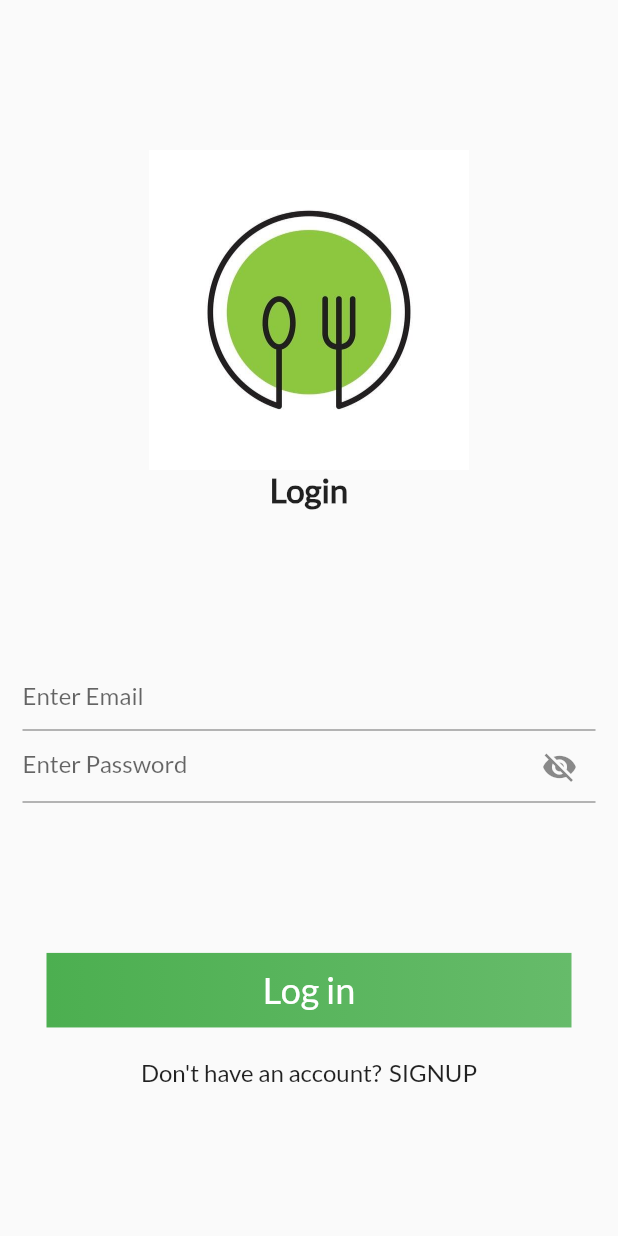
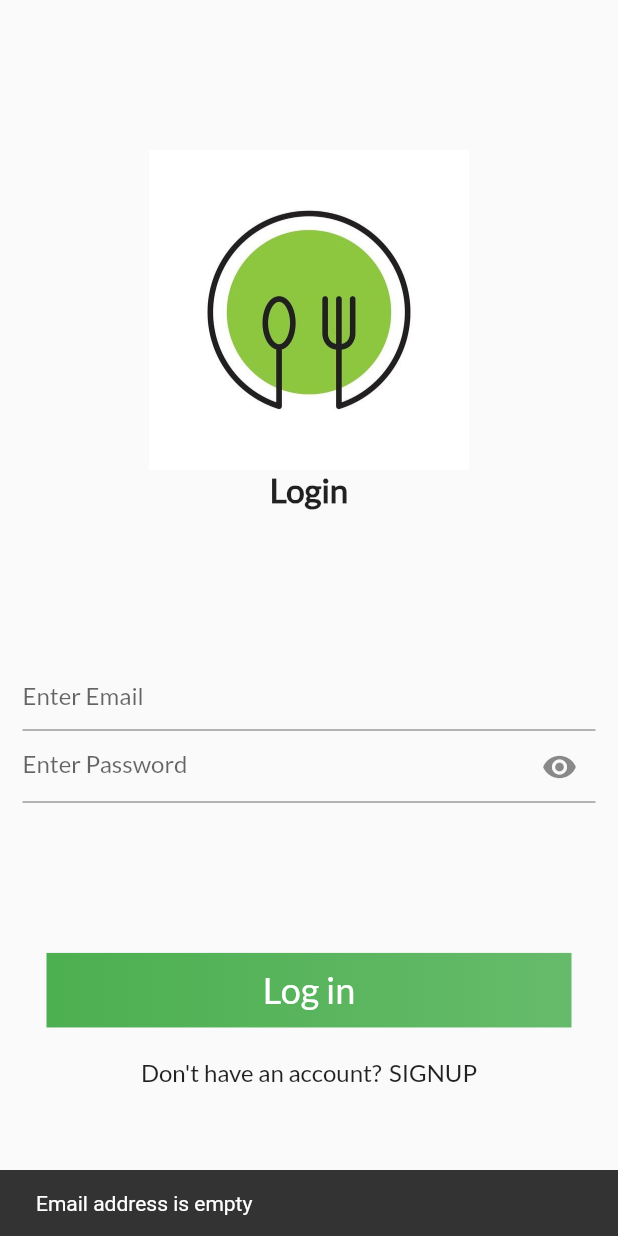
Before and after one commit to faisalsha/food-delivery-app-firebase-, a Flutter app: the HomeScreen screen opened directly, after a tap on the "exit to app" icon, after a tap on "Log in", on a phone screen of 412 x 824 dp. Run offline on Flutter 3.47's test engine with Material 2 defaults, Android fonts, the phone set to English and light mode, and no system bars; our stand-ins replace cloud_firestore, firebase_auth, firebase_core; accounts and stored records are empty.

Commit message:
Login screen client side validation done

```diff
--- a/lib/Pages/LoginScreen/Components/bottom_part.dart
+++ b/lib/Pages/LoginScreen/Components/bottom_part.dart
@@ -2,14 +2,16 @@ import 'package:flutter/material.dart';
 import 'package:fooddelivery/Widgets/mybutton.dart';
 
 class BottomPartForLogin extends StatelessWidget {
-  const BottomPartForLogin({Key? key}) : super(key: key);
+  final void Function()? onpressed;
+
+  BottomPartForLogin({Key? key, this.onpressed}) : super(key: key);
 
   @override
   Widget build(BuildContext context) {
     return Column(
       children: [
         MyButton(
-          onpressed: () {},
+          onpressed: onpressed,
           text: "Log in",
         ),
         SizedBox(
--- a/lib/Pages/LoginScreen/Components/center_part.dart
+++ b/lib/Pages/LoginScreen/Components/center_part.dart
@@ -1,21 +1,37 @@
 import 'package:flutter/material.dart';
 
 class CenterPartForLogin extends StatelessWidget {
-  const CenterPartForLogin({Key? key}) : super(key: key);
+  final TextEditingController? email;
+  final TextEditingController? password;
+  final void Function()? onPressed;
+  final Widget icon;
+  final bool obscuretext;
+
+  const CenterPartForLogin(
+      {Key? key,
+      this.email,
+      this.password,
+      this.onPressed,
+      required this.icon,
+      required this.obscuretext})
+      : super(key: key);
 
   @override
   Widget build(BuildContext context) {
     return Column(
       children: [
         TextFormField(
+          controller: email,
           decoration: InputDecoration(hintText: "Enter Email"),
         ),
         TextFormField(
+          obscureText: obscuretext,
+          controller: password,
           decoration: InputDecoration(
             hintText: "Enter Password",
             suffixIcon: IconButton(
-              onPressed: () {},
-              icon: Icon(Icons.visibility_off),
+              onPressed: onPressed,
+              icon: icon,
             ),
           ),
         ),
--- /dev/null
+++ b/lib/Pages/LoginScreen/Components/login_auth_provider.dart
@@ -0,0 +1,46 @@
+import 'package:flutter/material.dart';
+import 'package:flutter/widgets.dart';
+
+class LoginProvider with ChangeNotifier {
+  static Pattern pattern =
+      r'^(([^<>()[\]\\.,;:\s@\"]+(\.[^<>()[\]\\.,;:\s@\"]+)*)|(\".+\"))@((\[[0-9]{1,3}\.[0-9]{1,3}\.[0-9]{1,3}\.[0-9]{1,3}\])|(([a-zA-Z\-0-9]+\.)+[a-zA-Z]{2,}))$';
+
+  RegExp regExp = RegExp(LoginProvider.pattern.toString());
+
+  bool loading = false;
+
+  void loginVaidation(
+      {required TextEditingController? emailAdress,
+      required TextEditingController? password,
+      required BuildContext context}) async {
+    if (emailAdress!.text.trim().isEmpty) {
+      ScaffoldMessenger.of(context).showSnackBar(
+        SnackBar(
+          content: Text("Email address is empty"),
+        ),
+      );
+      return;
+    } else if (!regExp.hasMatch(emailAdress.text.trim())) {
+      ScaffoldMessenger.of(context).showSnackBar(
+        SnackBar(
+          content: Text("Invalid email address"),
+        ),
+      );
+      return;
+    } else if (password!.text.trim().isEmpty) {
+      ScaffoldMessenger.of(context).showSnackBar(
+        SnackBar(
+          content: Text("Password is empty"),
+        ),
+      );
+      return;
+    } else if (password.text.length < 8) {
+      ScaffoldMessenger.of(context).showSnackBar(
+        SnackBar(
+          content: Text("Password must be 8"),
+        ),
+      );
+      return;
+    } else {}
+  }
+}
--- a/lib/Pages/LoginScreen/login_screen.dart
+++ b/lib/Pages/LoginScreen/login_screen.dart
@@ -1,19 +1,51 @@
 import 'package:flutter/material.dart';
 import 'package:fooddelivery/Pages/LoginScreen/Components/bottom_part.dart';
 import 'package:fooddelivery/Pages/LoginScreen/Components/center_part.dart';
+import 'package:fooddelivery/Pages/LoginScreen/Components/login_auth_provider.dart';
 import 'package:fooddelivery/Pages/LoginScreen/Components/top_part.dart';
+import 'package:provider/provider.dart';
 
-class LoginScreen extends StatelessWidget {
-  const LoginScreen({Key? key}) : super(key: key);
+class LoginScreen extends StatefulWidget {
+  LoginScreen({Key? key}) : super(key: key);
+
+  @override
+  _LoginScreenState createState() => _LoginScreenState();
+}
+
+class _LoginScreenState extends State<LoginScreen> {
+  TextEditingController Email = TextEditingController();
+
+  TextEditingController Password = TextEditingController();
+  bool isLoading = false;
 
   @override
   Widget build(BuildContext context) {
+    LoginProvider loginAuthProvider = Provider.of<LoginProvider>(context);
     return Scaffold(
       body: Padding(
         padding: const EdgeInsets.symmetric(horizontal: 15),
         child: Column(
           mainAxisAlignment: MainAxisAlignment.spaceEvenly,
-          children: [TopPart(), CenterPartForLogin(), BottomPartForLogin()],
+          children: [
+            TopPart(),
+            CenterPartForLogin(
+              email: Email,
+              password: Password,
+              onPressed: () {
+                setState(() {
+                  isLoading = !isLoading;
+                });
+              },
+              obscuretext: isLoading,
+              icon: Icon(isLoading ? Icons.visibility_off : Icons.visibility),
+            ),
+            BottomPartForLogin(
+              onpressed: () {
+                loginAuthProvider.loginVaidation(
+                    emailAdress: Email, password: Password, context: context);
+              },
+            )
+          ],
         ),
       ),
     );
--- a/lib/main.dart
+++ b/lib/main.dart
@@ -1,4 +1,5 @@
 import 'package:flutter/material.dart';
+import 'package:fooddelivery/Pages/LoginScreen/Components/login_auth_provider.dart';
 import 'package:fooddelivery/Pages/SignUp/Components/signup_auth_provider.dart';
 import 'package:fooddelivery/Pages/Welcome/welcome_page.dart';
 import 'package:provider/provider.dart';
@@ -19,6 +20,9 @@ class MyApp extends StatelessWidget {
       providers: [
         ChangeNotifierProvider(
           create: (context) => SignupAuthProvider(),
+        ),
+        ChangeNotifierProvider(
+          create: (context) => LoginProvider(),
         )
       ],
       child: MaterialApp(
```
